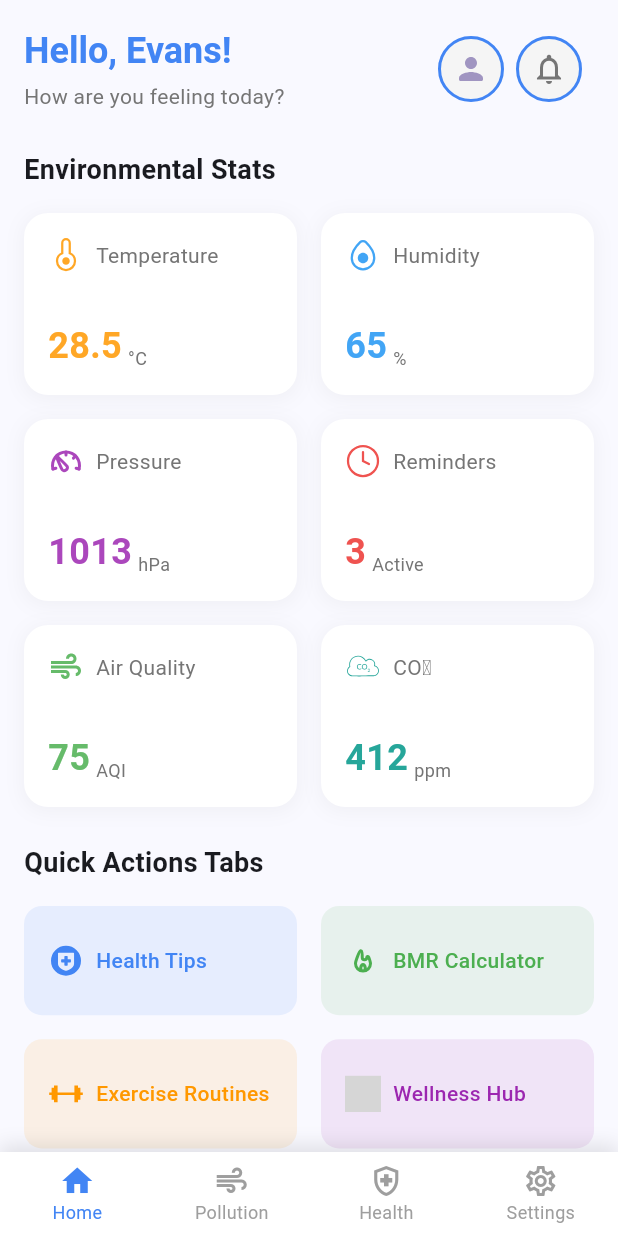
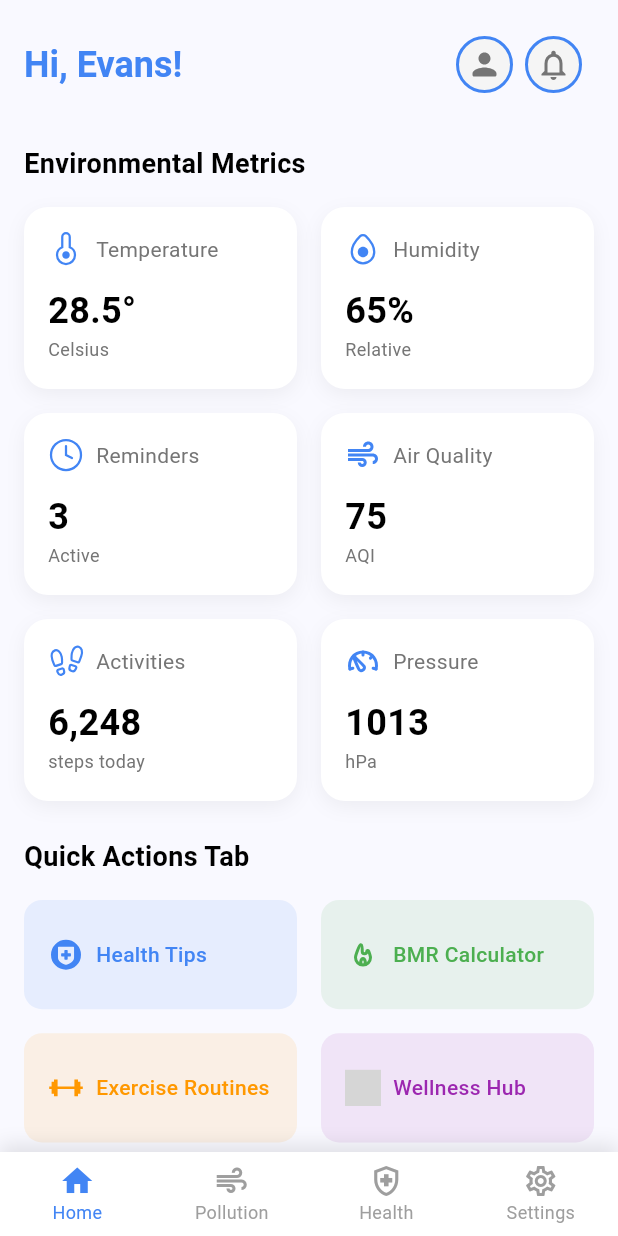
Before and after one commit to evansachie/LifeGuard, a Flutter app: the HomeScreen screen opened directly, on a phone screen of 412 x 824 dp. Run offline on Flutter 3.47's test engine with Material 3 defaults, Android fonts, the phone set to English and light mode, and no system bars; our stand-ins replace flutter_svg, shared_preferences; accounts and stored records are empty; network calls fail; project files that could hold a hidden picture were left out; grey boxes are pictures that could not be loaded.

Commit message:
feat: update main component and dashboard_tab with quote data

```diff
--- a/mobile/lib/main.dart
+++ b/mobile/lib/main.dart
@@ -2,6 +2,7 @@ import 'package:flutter/material.dart';
 import 'package:provider/provider.dart';
 import 'package:lifeguard/providers/theme_provider.dart';
 import 'package:lifeguard/screens/splash/splash_screen.dart';
+import 'package:lifeguard/providers/quote_provider.dart';
 
 void main() {
   runApp(const MyApp());
@@ -13,8 +14,11 @@ class MyApp extends StatelessWidget {
   // This widget is the root of your application.
   @override
   Widget build(BuildContext context) {
-    return ChangeNotifierProvider(
-      create: (_) => ThemeProvider(),
+    return MultiProvider(
+      providers: [
+        ChangeNotifierProvider(create: (_) => ThemeProvider()),
+        ChangeNotifierProvider(create: (_) => QuoteProvider()),
+      ],
       child: Consumer<ThemeProvider>(
         builder: (context, themeProvider, _) => MaterialApp(
           title: 'LifeGuard',
--- a/mobile/lib/screens/home/tabs/dashboard_tab.dart
+++ b/mobile/lib/screens/home/tabs/dashboard_tab.dart
@@ -1,11 +1,30 @@
 import 'package:flutter/material.dart';
 import 'package:flutter_svg/flutter_svg.dart';
+import 'package:provider/provider.dart';
+import 'package:lifeguard/providers/quote_provider.dart';
 
-class DashboardTab extends StatelessWidget {
+class DashboardTab extends StatefulWidget {
   const DashboardTab({super.key});
 
   @override
+  State<DashboardTab> createState() => _DashboardTabState();
+}
+
+class _DashboardTabState extends State<DashboardTab> {
+  @override
+  void initState() {
+    super.initState();
+    // Fetch quote when dashboard loads
+    Future.microtask(
+      () => context.read<QuoteProvider>().fetchQuote(),
+    );
+  }
+
+  @override
   Widget build(BuildContext context) {
+    final isDark = Theme.of(context).brightness == Brightness.dark;
+    final quoteProvider = context.watch<QuoteProvider>();
+
     return SafeArea(
       child: SingleChildScrollView(
         padding: const EdgeInsets.all(16),
@@ -15,23 +34,17 @@ class DashboardTab extends StatelessWidget {
             // Header
             Row(
               mainAxisAlignment: MainAxisAlignment.spaceBetween,
+              crossAxisAlignment: CrossAxisAlignment.center,
               children: [
                 Column(
                   crossAxisAlignment: CrossAxisAlignment.start,
                   children: [
                     Text(
-                      'Hello, Evans!',
+                      'Hi, Evans!',
                       style:
                           Theme.of(context).textTheme.headlineSmall?.copyWith(
                                 fontWeight: FontWeight.bold,
                                 color: const Color(0xFF4285F4),
-                              ),
-                    ),
-                    const SizedBox(height: 4),
-                    Text(
-                      'How are you feeling today?',
-                      style: Theme.of(context).textTheme.bodyMedium?.copyWith(
-                            color: Colors.grey[600],
                               ),
                     ),
                   ],
@@ -41,10 +54,12 @@ class DashboardTab extends StatelessWidget {
                     PopupMenuButton(
                       offset: const Offset(0, 40),
                       child: Container(
-                        padding: const EdgeInsets.all(8),
+                        padding: const EdgeInsets.all(5),
                         decoration: BoxDecoration(
                           shape: BoxShape.circle,
-                          color: Colors.grey[100],
+                          color: isDark
+                              ? const Color(0xFF1E1E1E)
+                              : Colors.grey[100],
                           border: Border.all(
                             color: const Color(0xFF4285F4),
                             width: 2,
@@ -54,6 +69,10 @@ class DashboardTab extends StatelessWidget {
                           'assets/images/account.svg',
                           width: 24,
                           height: 24,
+                          colorFilter: ColorFilter.mode(
+                            isDark ? Colors.white70 : Colors.grey[600]!,
+                            BlendMode.srcIn,
+                          ),
                         ),
                       ),
                       itemBuilder: (context) => [
@@ -107,32 +126,68 @@ class DashboardTab extends StatelessWidget {
                         // Handle notifications
                       },
                       icon: Container(
-                        padding: const EdgeInsets.all(8),
+                        padding: const EdgeInsets.all(5),
                         decoration: BoxDecoration(
                           shape: BoxShape.circle,
-                          color: Colors.grey[100],
+                          color: isDark
+                              ? const Color(0xFF1E1E1E)
+                              : Colors.grey[100],
                           border: Border.all(
                             color: const Color(0xFF4285F4),
                             width: 2,
                           ),
                         ),
-                        child: const Icon(Icons.notifications_outlined),
+                        child: Icon(
+                          Icons.notifications_outlined,
+                          color: isDark ? Colors.white70 : Colors.grey[600],
                         ),
-                      color: Colors.grey[600],
+                      ),
                     ),
                   ],
                 ),
               ],
             ),
+            const SizedBox(height: 2),
+            if (quoteProvider.isLoading)
+              Text(
+                'Loading inspiration...',
+                style: TextStyle(
+                  fontStyle: FontStyle.italic,
+                  color: isDark ? Colors.white70 : Colors.grey[600],
+                ),
+              )
+            else if (quoteProvider.quote != null)
+              Text.rich(
+                TextSpan(
+                  children: [
+                    TextSpan(
+                      text: '"${quoteProvider.quote!.text}"\n',
+                      style: TextStyle(
+                        fontStyle: FontStyle.italic,
+                        color: isDark ? Colors.white70 : Colors.grey[600],
+                      ),
+                    ),
+                    TextSpan(
+                      text: '- ${quoteProvider.quote!.author}',
+                      style: TextStyle(
+                        fontStyle: FontStyle.italic,
+                        color: isDark ? Colors.white60 : Colors.grey[500],
+                        fontSize: 12,
+                      ),
+                    ),
+                  ],
+                ),
+              ),
 
             const SizedBox(height: 24),
 
-            // Environmental Stats
-            const Text(
-              'Environmental Stats',
+            // Environmental Metrics
+            Text(
+              'Environmental Metrics',
               style: TextStyle(
                 fontSize: 18,
                 fontWeight: FontWeight.bold,
+                color: isDark ? Colors.white : Colors.black,
               ),
             ),
             const SizedBox(height: 16),
@@ -144,58 +199,60 @@ class DashboardTab extends StatelessWidget {
               crossAxisSpacing: 16,
               childAspectRatio: 1.5,
               children: [
-                _buildStatCard(
+                _buildMetricCard(
+                  context: context,
                   icon: 'assets/images/temperature.svg',
                   title: 'Temperature',
-                  value: '28.5',
-                  unit: '°C',
-                  color: Colors.orange[400]!,
+                  value: '28.5°',
+                  unit: 'Celsius',
                 ),
-                _buildStatCard(
+                _buildMetricCard(
+                  context: context,
                   icon: 'assets/images/humidity.svg',
                   title: 'Humidity',
-                  value: '65',
-                  unit: '%',
-                  color: Colors.blue[400]!,
+                  value: '65%',
+                  unit: 'Relative',
                 ),
-                _buildStatCard(
+                _buildMetricCard(
+                  context: context,
+                  icon: 'assets/images/reminder.svg',
+                  title: 'Reminders',
+                  value: '3',
+                  unit: 'Active',
+                ),
+                _buildMetricCard(
+                  context: context,
+                  icon: 'assets/images/air-quality.svg',
+                  title: 'Air Quality',
+                  value: '75',
+                  unit: 'AQI',
+                ),
+                _buildMetricCard(
+                  context: context,
+                  icon: 'assets/images/steps.svg',
+                  title: 'Activities',
+                  value: '6,248',
+                  unit: 'steps today',
+                ),
+                _buildMetricCard(
+                  context: context,
                   icon: 'assets/images/atm-pressure.svg',
                   title: 'Pressure',
                   value: '1013',
                   unit: 'hPa',
-                  color: Colors.purple[400]!,
-                ),
-                _buildStatCard(
-                  icon: 'assets/images/reminder.svg',
-                  title: 'Reminders',
-                  value: '3',
-                  unit: 'Active',
-                  color: Colors.red[400]!,
-                ),
-                _buildStatCard(
-                  icon: 'assets/images/air-quality.svg',
-                  title: 'Air Quality',
-                  value: '75',
-                  unit: 'AQI',
-                  color: Colors.green[400]!,
-                ),
-                _buildStatCard(
-                  icon: 'assets/images/co2.svg',
-                  title: 'CO₂',
-                  value: '412',
-                  unit: 'ppm',
-                  color: Colors.teal[400]!,
                 ),
               ],
             ),
+
             const SizedBox(height: 24),
 
             // Quick Actions
-            const Text(
-              'Quick Actions Tabs',
+            Text(
+              'Quick Actions Tab',
               style: TextStyle(
                 fontSize: 18,
                 fontWeight: FontWeight.bold,
+                color: isDark ? Colors.white : Colors.black,
               ),
             ),
             const SizedBox(height: 16),
@@ -206,30 +263,32 @@ class DashboardTab extends StatelessWidget {
     );
   }
 
-  Widget _buildStatCard({
+  Widget _buildMetricCard({
+    required BuildContext context,
     required String icon,
     required String title,
     required String value,
     required String unit,
-    required Color color,
   }) {
+    final isDark = Theme.of(context).brightness == Brightness.dark;
+
     return Container(
       padding: const EdgeInsets.all(16),
       decoration: BoxDecoration(
-        color: Colors.white,
+        color: isDark ? const Color(0xFF1E1E1E) : Colors.white,
         borderRadius: BorderRadius.circular(16),
         boxShadow: [
           BoxShadow(
-            color: Colors.grey.withOpacity(0.1),
-            spreadRadius: 1,
+            color: isDark
+                ? Colors.black.withOpacity(0.3)
+                : Colors.black.withOpacity(0.05),
             blurRadius: 10,
-            offset: const Offset(0, 2),
+            offset: const Offset(0, 4),
           ),
         ],
       ),
       child: Column(
         crossAxisAlignment: CrossAxisAlignment.start,
-        mainAxisAlignment: MainAxisAlignment.spaceBetween,
         children: [
           Row(
             children: [
@@ -237,40 +296,36 @@ class DashboardTab extends StatelessWidget {
                 icon,
                 width: 24,
                 height: 24,
-                colorFilter: ColorFilter.mode(color, BlendMode.srcIn),
+                colorFilter: ColorFilter.mode(
+                  isDark ? Colors.white70 : const Color(0xFF4285F4),
+                  BlendMode.srcIn,
+                ),
               ),
               const SizedBox(width: 8),
-              Expanded(
-                child: Text(
+              Text(
                 title,
                 style: TextStyle(
-                    color: Colors.grey[600],
+                  color: isDark ? Colors.white70 : Colors.grey[600],
                   fontSize: 14,
-                  ),
                 ),
               ),
             ],
           ),
-          Row(
-            crossAxisAlignment: CrossAxisAlignment.end,
-            children: [
+          const SizedBox(height: 12),
           Text(
             value,
             style: TextStyle(
-                  color: color,
               fontSize: 24,
               fontWeight: FontWeight.bold,
+              color: isDark ? Colors.white : Colors.black,
             ),
           ),
-              const SizedBox(width: 4),
           Text(
             unit,
             style: TextStyle(
-                  color: Colors.grey[600],
+              color: isDark ? Colors.white60 : Colors.grey[600],
               fontSize: 12,
             ),
-              ),
-            ],
           ),
         ],
       ),
```
Lines whose indentation alone changed are shown as unchanged.
